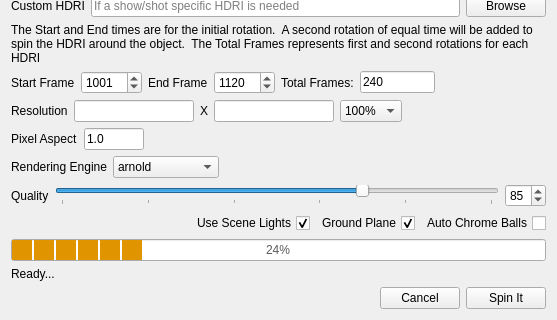
Before: the Qt Designer form v1.0.0/python/lazy_siouxsie/ui/lazy_siouxsie_ui.ui in SleepDeprivedVFX/lazy_siouxsie, drawn with Qt 5; both pictures show x 0 to 557 and y 388 to 708 of the 557 by 708 pixel window.
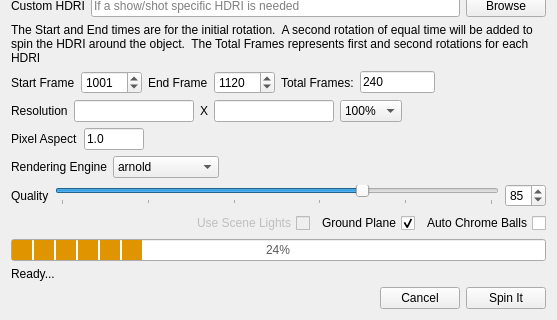
After: the same form once the commit is applied.

Commit message: Updated UI with chrome and mirror balls.  Disabled the Scene Lights option.  Set goals for the next steps toward completion

The edit to the form file:
```diff
--- a/v1.0.0/python/lazy_siouxsie/ui/lazy_siouxsie_ui.ui
+++ b/v1.0.0/python/lazy_siouxsie/ui/lazy_siouxsie_ui.ui
@@ -522,6 +522,9 @@
      </item>
      <item>
       <widget class="QCheckBox" name="scene_lights">
+       <property name="enabled">
+        <bool>false</bool>
+       </property>
        <property name="toolTip">
         <string>When checked, any lights created in the scene will be rendered as one of the render passes.  Otherwise the existing lights will be ignored.</string>
        </property>
@@ -532,7 +535,7 @@
         <string>Use Scene Lights</string>
        </property>
        <property name="checked">
-        <bool>true</bool>
+        <bool>false</bool>
        </property>
       </widget>
      </item>
```
The commit also changes 3 other files.
